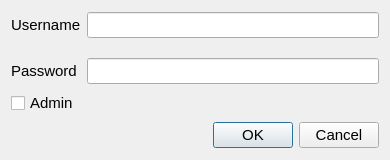
First picture: the form in QtDesigner/AddUserDialog.ui, repository dhahaj/EAX-Python-Interface, before the edit.
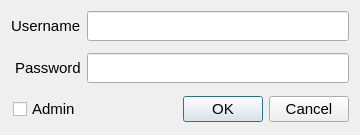
Second picture: the form after the edit. Icons and pictures are not drawn.

What changed in the file:
```diff
--- a/QtDesigner/AddUserDialog.ui
+++ b/QtDesigner/AddUserDialog.ui
@@ -6,8 +6,8 @@
    <rect>
     <x>0</x>
     <y>0</y>
-    <width>390</width>
-    <height>160</height>
+    <width>360</width>
+    <height>135</height>
    </rect>
   </property>
   <property name="sizePolicy">
@@ -16,6 +16,18 @@
     <verstretch>0</verstretch>
    </sizepolicy>
   </property>
+  <property name="minimumSize">
+   <size>
+    <width>360</width>
+    <height>135</height>
+   </size>
+  </property>
+  <property name="maximumSize">
+   <size>
+    <width>360</width>
+    <height>135</height>
+   </size>
+  </property>
   <property name="windowTitle">
    <string>Dialog</string>
   </property>
@@ -23,14 +35,24 @@
    <iconset resource="icons.qrc">
     <normaloff>:/resources/icons/images/icons/follow.png</normaloff>:/resources/icons/images/icons/follow.png</iconset>
   </property>
-  <layout class="QVBoxLayout" name="verticalLayout">
-   <item>
-    <layout class="QGridLayout" name="gridLayout">
+  <layout class="QFormLayout" name="formLayout">
+   <property name="sizeConstraint">
+    <enum>QLayout::SetDefaultConstraint</enum>
+   </property>
+   <property name="labelAlignment">
+    <set>Qt::AlignRight|Qt::AlignTrailing|Qt::AlignVCenter</set>
+   </property>
      <property name="verticalSpacing">
-      <number>20</number>
+    <number>12</number>
      </property>
      <item row="0" column="0">
       <widget class="QLabel" name="label">
+     <property name="minimumSize">
+      <size>
+       <width>30</width>
+       <height>0</height>
+      </size>
+     </property>
        <property name="font">
         <font>
          <pointsize>11</pointsize>
@@ -43,6 +65,12 @@
      </item>
      <item row="0" column="1">
       <widget class="QLineEdit" name="lineEdit_username">
+     <property name="minimumSize">
+      <size>
+       <width>0</width>
+       <height>30</height>
+      </size>
+     </property>
        <property name="font">
         <font>
          <pointsize>11</pointsize>
@@ -52,6 +80,12 @@
      </item>
      <item row="1" column="0">
       <widget class="QLabel" name="label_2">
+     <property name="minimumSize">
+      <size>
+       <width>0</width>
+       <height>30</height>
+      </size>
+     </property>
        <property name="font">
         <font>
          <pointsize>11</pointsize>
@@ -64,6 +98,12 @@
      </item>
      <item row="1" column="1">
       <widget class="QLineEdit" name="lineEdit_password">
+     <property name="minimumSize">
+      <size>
+       <width>0</width>
+       <height>30</height>
+      </size>
+     </property>
        <property name="font">
         <font>
          <pointsize>11</pointsize>
@@ -71,10 +111,14 @@
        </property>
       </widget>
      </item>
-    </layout>
-   </item>
-   <item>
+   <item row="2" column="0">
     <widget class="QCheckBox" name="checkBox">
+     <property name="minimumSize">
+      <size>
+       <width>0</width>
+       <height>30</height>
+      </size>
+     </property>
      <property name="font">
       <font>
        <pointsize>11</pointsize>
@@ -85,8 +129,14 @@
      </property>
     </widget>
    </item>
-   <item>
+   <item row="2" column="1">
     <widget class="QDialogButtonBox" name="buttonBox">
+     <property name="minimumSize">
+      <size>
+       <width>0</width>
+       <height>30</height>
+      </size>
+     </property>
      <property name="font">
       <font>
        <pointsize>11</pointsize>
@@ -98,6 +148,9 @@
      <property name="standardButtons">
       <set>QDialogButtonBox::Cancel|QDialogButtonBox::Ok</set>
      </property>
+     <property name="centerButtons">
+      <bool>false</bool>
+     </property>
     </widget>
    </item>
   </layout>
```
Left out of the diff: 24 changed lines with no effect on the pictures. Lines whose indentation alone changed are shown as unchanged.
